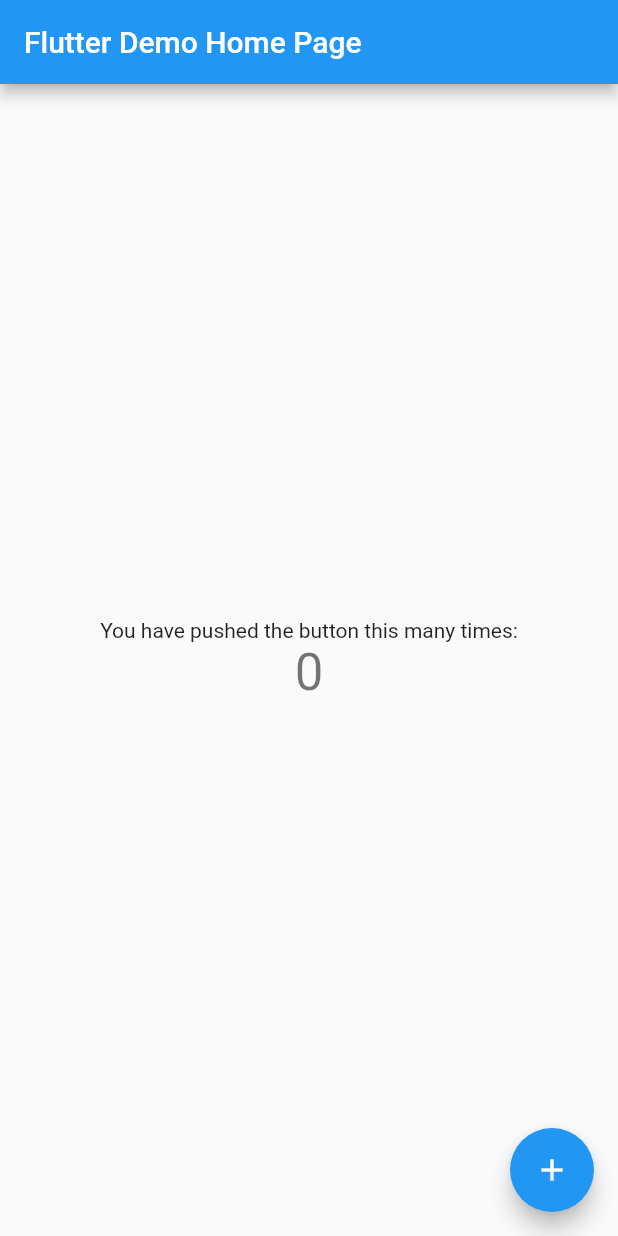
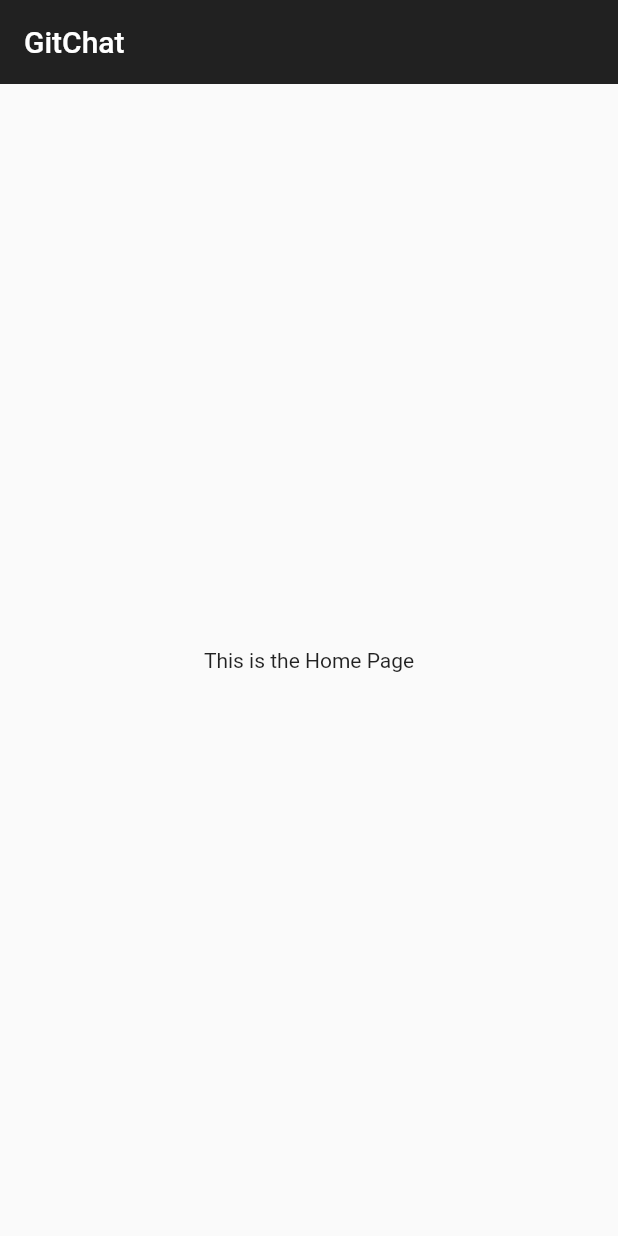
Before and after one commit to ahmedgulabkhan/GitChat, a Flutter app: the screen it shows after launch, on a phone screen of 412 x 824 dp. Run offline on Flutter 3.47's test engine with Material 2 defaults, Android fonts, the phone set to English and light mode, and no system bars.

Commit message:
Added Homepage

```diff
--- a/lib/main.dart
+++ b/lib/main.dart
@@ -1,3 +1,4 @@
+import 'package:GitChat/pages/home_page.dart';
 import 'package:flutter/material.dart';
 
 void main() {
@@ -5,113 +6,14 @@ void main() {
 }
 
 class MyApp extends StatelessWidget {
-  // This widget is the root of your application.
   @override
   Widget build(BuildContext context) {
     return MaterialApp(
-      title: 'Flutter Demo',
+      title: 'GitChat',
       theme: ThemeData(
-        // This is the theme of your application.
-        //
-        // Try running your application with "flutter run". You'll see the
-        // application has a blue toolbar. Then, without quitting the app, try
-        // changing the primarySwatch below to Colors.green and then invoke
-        // "hot reload" (press "r" in the console where you ran "flutter run",
-        // or simply save your changes to "hot reload" in a Flutter IDE).
-        // Notice that the counter didn't reset back to zero; the application
-        // is not restarted.
-        primarySwatch: Colors.blue,
-        // This makes the visual density adapt to the platform that you run
-        // the app on. For desktop platforms, the controls will be smaller and
-        // closer together (more dense) than on mobile platforms.
-        visualDensity: VisualDensity.adaptivePlatformDensity,
+        primaryColor: Colors.black87
       ),
-      home: MyHomePage(title: 'Flutter Demo Home Page'),
+      home: HomePage()
     );
   }
 }
-
-class MyHomePage extends StatefulWidget {
-  MyHomePage({Key key, this.title}) : super(key: key);
-
-  // This widget is the home page of your application. It is stateful, meaning
-  // that it has a State object (defined below) that contains fields that affect
-  // how it looks.
-
-  // This class is the configuration for the state. It holds the values (in this
-  // case the title) provided by the parent (in this case the App widget) and
-  // used by the build method of the State. Fields in a Widget subclass are
-  // always marked "final".
-
-  final String title;
-
-  @override
-  _MyHomePageState createState() => _MyHomePageState();
-}
-
-class _MyHomePageState extends State<MyHomePage> {
-  int _counter = 0;
-
-  void _incrementCounter() {
-    setState(() {
-      // This call to setState tells the Flutter framework that something has
-      // changed in this State, which causes it to rerun the build method below
-      // so that the display can reflect the updated values. If we changed
-      // _counter without calling setState(), then the build method would not be
-      // called again, and so nothing would appear to happen.
-      _counter++;
-    });
-  }
-
-  @override
-  Widget build(BuildContext context) {
-    // This method is rerun every time setState is called, for instance as done
-    // by the _incrementCounter method above.
-    //
-    // The Flutter framework has been optimized to make rerunning build methods
-    // fast, so that you can just rebuild anything that needs updating rather
-    // than having to individually change instances of widgets.
-    return Scaffold(
-      appBar: AppBar(
-        // Here we take the value from the MyHomePage object that was created by
-        // the App.build method, and use it to set our appbar title.
-        title: Text(widget.title),
-      ),
-      body: Center(
-        // Center is a layout widget. It takes a single child and positions it
-        // in the middle of the parent.
-        child: Column(
-          // Column is also a layout widget. It takes a list of children and
-          // arranges them vertically. By default, it sizes itself to fit its
-          // children horizontally, and tries to be as tall as its parent.
-          //
-          // Invoke "debug painting" (press "p" in the console, choose the
-          // "Toggle Debug Paint" action from the Flutter Inspector in Android
-          // Studio, or the "Toggle Debug Paint" command in Visual Studio Code)
-          // to see the wireframe for each widget.
-          //
-          // Column has various properties to control how it sizes itself and
-          // how it positions its children. Here we use mainAxisAlignment to
-          // center the children vertically; the main axis here is the vertical
-          // axis because Columns are vertical (the cross axis would be
-          // horizontal).
-          mainAxisAlignment: MainAxisAlignment.center,
-          children: <Widget>[
-            Text(
-              'You have pushed the button this many times:',
-            ),
-            Text(
-              '$_counter',
-              style: Theme.of(context).textTheme.headline4,
-            ),
-          ],
-        ),
-      ),
-      floatingActionButton: FloatingActionButton(
-        onPressed: _incrementCounter,
-        tooltip: 'Increment',
-        child: Icon(Icons.add),
-      ), // This trailing comma makes auto-formatting nicer for build methods.
-    );
-  }
-}
--- /dev/null
+++ b/lib/pages/home_page.dart
@@ -0,0 +1,16 @@
+import 'package:flutter/material.dart';
+
+class HomePage extends StatelessWidget {
+  @override
+  Widget build(BuildContext context) {
+    return Scaffold(
+      appBar: AppBar(
+        elevation: 0.0,
+        title: Text('GitChat', style: TextStyle(color: Colors.white)),
+      ),
+      body: Center(
+        child: Text('This is the Home Page'),
+      ),
+    );
+  }
+}
```
